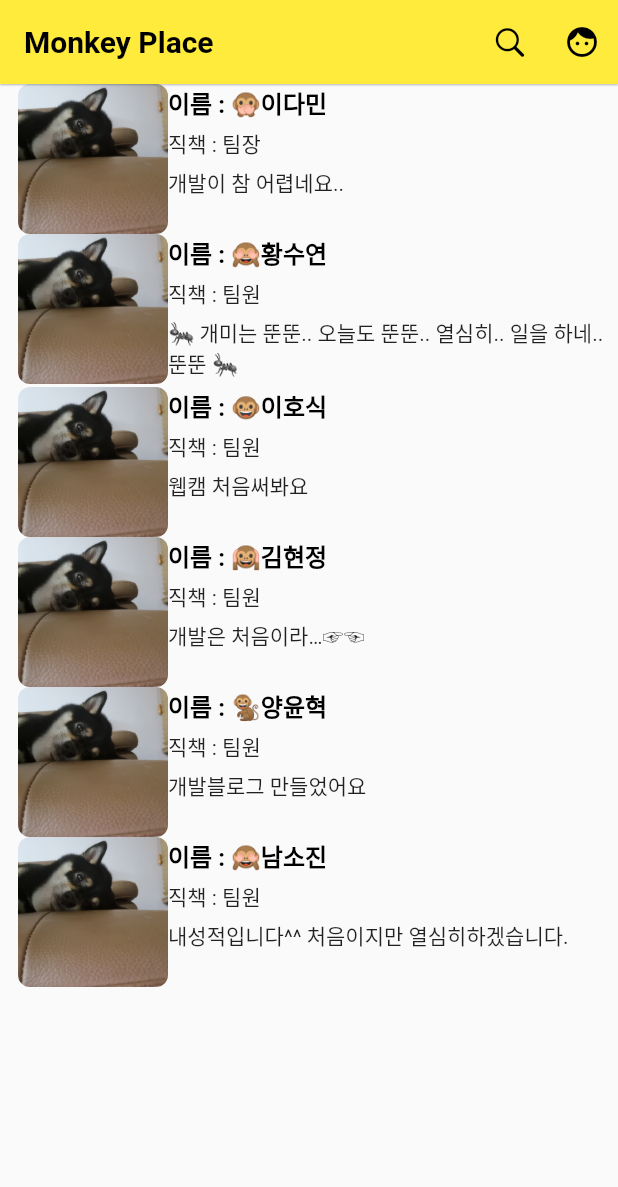
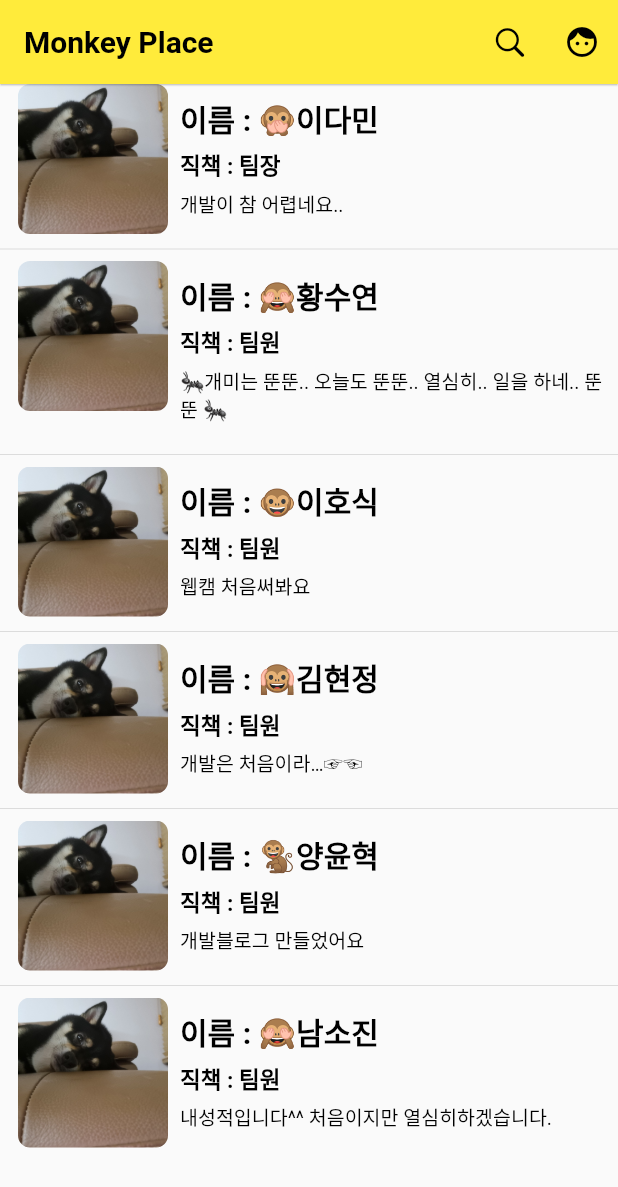
Before and after one commit to kkomin/FlyingMonkey, a Flutter app: the screen it shows after launch, on a phone screen of 412 x 824 dp. Shown: the top 1187 px of the screen. Run offline on Flutter 3.47's test engine with Material 2 defaults, Android fonts, the phone set to English and light mode, and no system bars.

Commit message:
0711 16시 중간확인

```diff
--- a/lib/secondpage.dart
+++ b/lib/secondpage.dart
@@ -18,37 +18,37 @@ class _SecondPageState extends State<SecondPage> {
         "name": "이름 : 🙊이다민",
         "position": "직책 : 팀장",
         "TMI": "개발이 참 어렵네요..",
-        "img": "assets/myshiba.jpg"
+        "img": "assets/myshiba.jpg",
       },
       {
         "name": "이름 : 🙈황수연",
         "position": "직책 : 팀원",
-        "TMI": "🐜 개미는 뚠뚠.. 오늘도 뚠뚠.. 열심히.. 일을 하네.. 뚠뚠 🐜",
-        "img": "assets/myshiba.jpg"
+        "TMI": "🐜개미는 뚠뚠.. 오늘도 뚠뚠.. 열심히.. 일을 하네.. 뚠뚠 🐜",
+        "img": "assets/myshiba.jpg",
       },
       {
         "name": "이름 : 🐵이호식",
         "position": "직책 : 팀원",
         "TMI": "웹캠 처음써봐요",
-        "img": "assets/myshiba.jpg"
+        "img": "assets/myshiba.jpg",
       },
       {
         "name": "이름 : 🙉김현정",
         "position": "직책 : 팀원",
         "TMI": "개발은 처음이라…☞☜",
-        "img": "assets/myshiba.jpg"
+        "img": "assets/myshiba.jpg",
       },
       {
         "name": "이름 : 🐒양윤혁",
         "position": "직책 : 팀원",
         "TMI": "개발블로그 만들었어요",
-        "img": "assets/myshiba.jpg"
+        "img": "assets/myshiba.jpg",
       },
       {
         "name": "이름 : 🙈남소진",
         "position": "직책 : 팀원",
         "TMI": "내성적입니다^^ 처음이지만 열심히하겠습니다.",
-        "img": "assets/myshiba.jpg"
+        "img": "assets/myshiba.jpg",
       },
     ];
 
@@ -80,7 +80,7 @@ class _SecondPageState extends State<SecondPage> {
           )
         ],
       ),
-      body: ListView.builder(
+      body: ListView.separated(
         scrollDirection: Axis.vertical,
         itemCount: dataList.length,
         itemBuilder: (BuildContext context, int index) {
@@ -102,6 +102,8 @@ class _SecondPageState extends State<SecondPage> {
                 ),
               ),
               Expanded(
+                child: Padding(
+                  padding: const EdgeInsets.all(8.0),
                   child: Column(
                     crossAxisAlignment: CrossAxisAlignment.start,
                     children: [
@@ -109,20 +111,25 @@ class _SecondPageState extends State<SecondPage> {
                       (Text(
                         name,
                         style: TextStyle(
-                            fontSize: 16,
+                            fontSize: 20,
                             color: Colors.black,
                             fontWeight: FontWeight.bold),
                       )),
                       SizedBox(
                         height: 5,
                       ),
-                      (Text(position)),
-                      SizedBox(
-                        height: 5,
-                      ),
+                      (Text(
+                        position,
+                        style: TextStyle(
+                            fontSize: 15,
+                            color: Colors.black,
+                            fontWeight: FontWeight.bold),
+                      )),
+                      SizedBox(height: 5),
                       (Text(
                         TMI,
                         maxLines: 2,
+                        style: TextStyle(fontSize: 13, color: Colors.black),
                       )),
                       SizedBox(
                         height: 5,
@@ -130,9 +137,14 @@ class _SecondPageState extends State<SecondPage> {
                     ],
                   ),
                 ),
+              ),
             ],
           );
-          }),
+        },
+        separatorBuilder: (BuildContext context, int index) {
+          return Divider();
+        },
+      ),
 
       /*
       body: ListView.builder(
```
Lines whose indentation alone changed are shown as unchanged.
